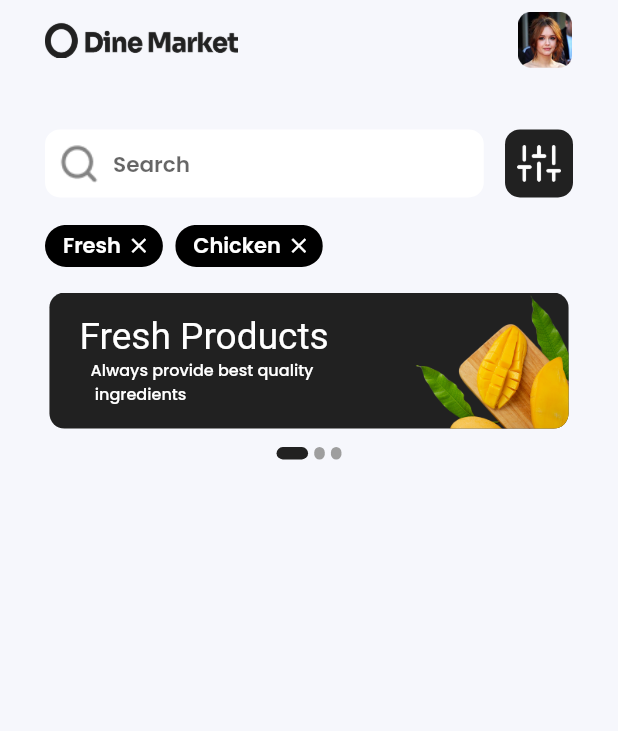
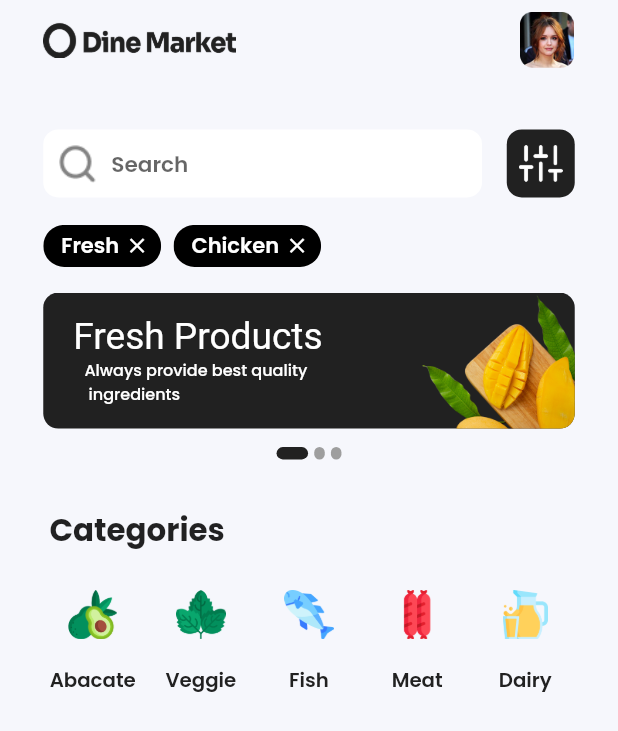
Before and after one commit to JhonatanAzevedo/Dine-Market, a Flutter app: the screen it shows after launch, on a phone screen of 412 x 824 dp. Shown: the top 731 px of the screen. Run offline on Flutter 3.47's test engine with Material 2 defaults, Android fonts, the phone set to English and light mode, and no system bars; drawn by our look-alikes of carousel_slider, smooth_page_indicator; our stand-ins replace get, google_fonts.

Commit message:
implementaçao das categorias

```diff
--- a/lib/app/ui/android/home/home_page.dart
+++ b/lib/app/ui/android/home/home_page.dart
@@ -29,9 +29,8 @@ class HomePage extends GetView<HomeController> {
           child: Column(
             children: [
               // top bar
-              Padding(
-                padding: const EdgeInsets.only(left: 30, right: 30),
-                child: Container(
+              Container(
+                margin: EdgeInsets.symmetric(horizontal: width * 7),
                 height: height * 4.5,
                 child: Row(
                   mainAxisAlignment: MainAxisAlignment.spaceBetween,
@@ -55,13 +54,11 @@ class HomePage extends GetView<HomeController> {
                   ],
                 ),
               ),
-              ),
               SizedBox(
                 height: height * 5,
               ),
               Container(
-                child: Padding(
-                  padding: const EdgeInsets.only(left: 30, right: 30),
+                margin: EdgeInsets.symmetric(horizontal: width * 7),
                 child: Column(
                   children: [
                     Row(
@@ -81,8 +78,8 @@ class HomePage extends GetView<HomeController> {
                                 child: TextButton(
                                   onPressed: () {},
                                   child: Image(
-                                      image: AssetImage(
-                                          'assets/images/search.png'),
+                                    image:
+                                        AssetImage('assets/images/search.png'),
                                   ),
                                 ),
                               ),
@@ -113,8 +110,7 @@ class HomePage extends GetView<HomeController> {
                           child: TextButton(
                               onPressed: () {},
                               child: Image(
-                                  image:
-                                      AssetImage('assets/images/sliders.png'),
+                                image: AssetImage('assets/images/sliders.png'),
                               )),
                         ),
                       ],
@@ -170,7 +166,6 @@ class HomePage extends GetView<HomeController> {
                   ],
                 ),
               ),
-              ),
               SizedBox(
                 height: height * 4,
               ),
@@ -197,6 +192,42 @@ class HomePage extends GetView<HomeController> {
                 height: height * 1.5,
               ),
               buidIndicator(height, width),
+
+              SizedBox(
+                height: height * 3.8,
+              ),
+              Container(
+                margin: EdgeInsets.symmetric(horizontal: width * 8),
+                child: Column(
+                  children: [
+                    Container(
+                      child: Row(
+                        children: [
+                          Text(
+                            'Categories',
+                            style: GoogleFonts.poppins(
+                              fontWeight: FontWeight.bold,
+                              fontSize: width * 5,
+                            ),
+                          ),
+                        ],
+                      ),
+                    ),
+                    Container(
+                      child: Row(
+                        mainAxisAlignment: MainAxisAlignment.spaceBetween,
+                        children: [
+                          categorie('abacate', 'Abacate', height, width),
+                          categorie('veggie', 'Veggie', height, width),
+                          categorie('fish', 'Fish', height, width),
+                          categorie('meat', 'Meat', height, width),
+                          categorie('dairy', 'Dairy', height, width),
+                        ],
+                      ),
+                    )
+                  ],
+                ),
+              )
             ],
           ),
         ),
@@ -208,16 +239,14 @@ class HomePage extends GetView<HomeController> {
     return GetX<HomeController>(
       builder: (homeController) {
         return AnimatedSmoothIndicator(
-
           activeIndex: homeController.activePositionCard.value,
           count: assetsImage.length,
-          effect: ExpandingDotsEffect(dotColor: Colors.grey,
+          effect: ExpandingDotsEffect(
+            dotColor: Colors.grey,
             activeDotColor: Color(0XFF212121),
-          dotHeight:  h * 1,
+            dotHeight: h * 1,
             dotWidth: w * 1.7,
             spacing: w * 1,
-
-
           ),
         );
       },
@@ -227,8 +256,7 @@ class HomePage extends GetView<HomeController> {
 
 Widget buildCard(String assetImages, int index, w) {
   return Container(
-    width: w * 84,
-    margin: EdgeInsets.symmetric(horizontal: w * 1),
+    margin: EdgeInsets.symmetric(horizontal: w * 7),
     decoration: BoxDecoration(
       color: Color(0xff212121),
       borderRadius: BorderRadius.all(
@@ -282,3 +310,42 @@ Widget buildCard(String assetImages, int index, w) {
     ),
   );
 }
+
+Widget categorie(String image, String title, double height, double width) {
+  return Container(
+    child: Column(
+      children: [
+        Container(
+          height: width * 14,
+          width: width * 14,
+          alignment: Alignment.bottomCenter,
+          decoration: BoxDecoration(
+            color: Color(0XFFFFFF),
+            borderRadius: BorderRadius.all(
+              Radius.circular(100),
+            ),
+          ),
+          child: Container(
+            height: width * 8,
+            width: width * 8,
+            decoration: BoxDecoration(
+              image: DecorationImage(
+                  image: AssetImage('assets/images/$image.png'),
+                  fit: BoxFit.contain),
+            ),
+          ),
+        ),
+        SizedBox(
+          height: height * 2,
+        ),
+        Text(
+          title,
+          style: GoogleFonts.poppins(
+              fontWeight: FontWeight.w600,
+              fontSize: width * 3.2,
+              color: Color(0XFF212121)),
+        ),
+      ],
+    ),
+  );
+}
```
Also changed, not shown: assets/images/abacate.png (added), assets/images/dairy.png (added), assets/images/fish.png (added), assets/images/meat.png (added), assets/images/veggie.png (added). Lines whose indentation alone changed are shown as unchanged.
